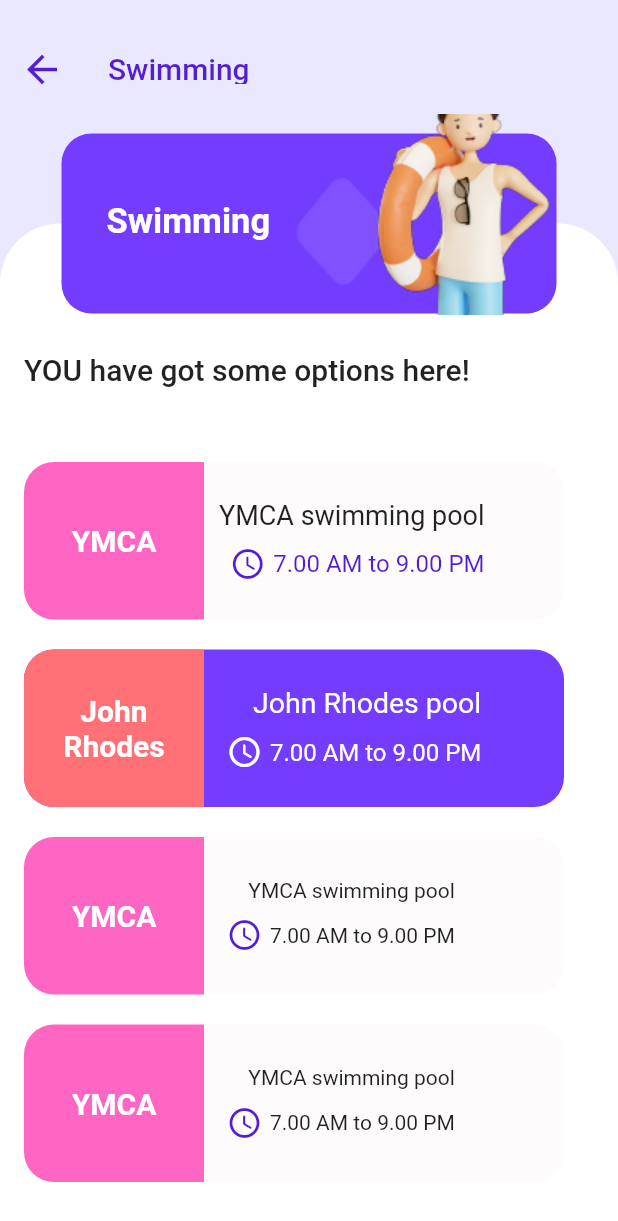
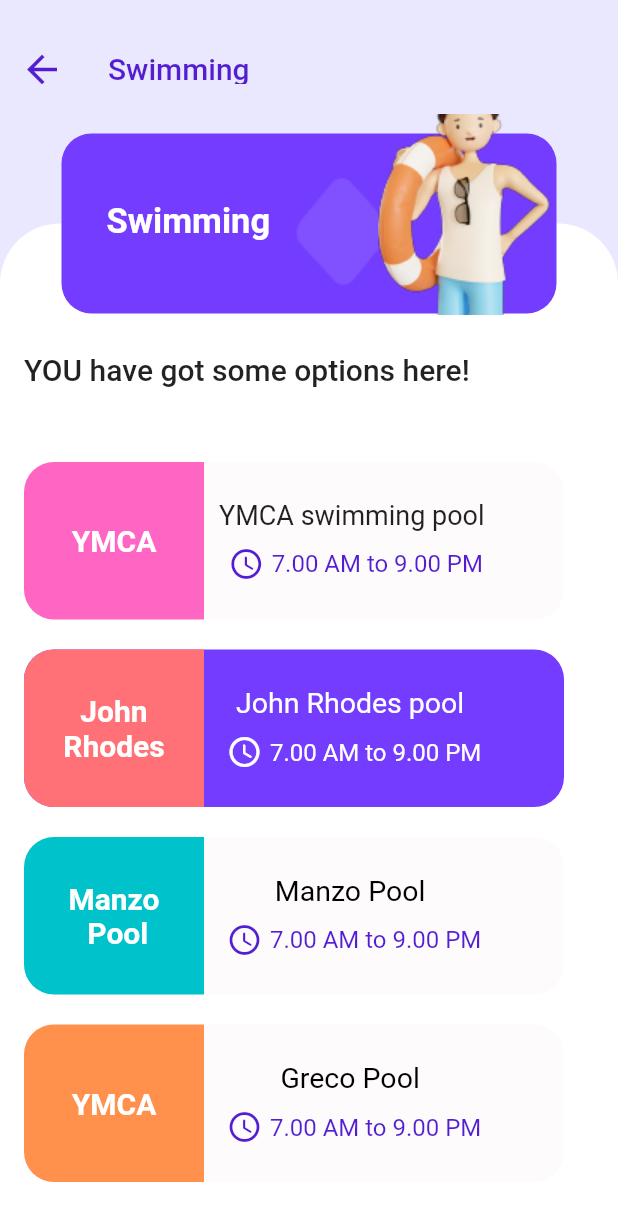
Before and after one commit to NavaneethMukundan/EIZIE, a Flutter app: the screen it shows after launch, scrolled down 77 dp, on a phone screen of 412 x 824 dp. Shown: the top 1221 px of the screen. Run offline on Flutter 3.47's test engine with Material 2 defaults, Android fonts, the phone set to English and light mode, and no system bars.

Commit message:
Sub category completed

```diff
--- a/lib/features/activity/view/sub_category/swimmig_activity.dart
+++ b/lib/features/activity/view/sub_category/swimmig_activity.dart
@@ -98,20 +98,32 @@ class SwimmingCategory extends StatelessWidget {
                           iconColor: mainColor,
                           firstContainerColor:
                               Color.fromARGB(255, 253, 251, 251),
-                          secondContainerColor: Color(0xFFff66c4),
-                          placeName: 'YMCA',
-                          placeDetail: Text('YMCA swimming pool'),
-                          time: Text('7.00 AM to 9.00 PM'),
+                          secondContainerColor: Color(0xFF00c2cb),
+                          placeName: 'Manzo \n Pool',
+                          placeDetail: Text(
+                            'Manzo Pool',
+                            style: TextStyle(fontSize: 19, color: kBlack),
+                          ),
+                          time: Text(
+                            '7.00 AM to 9.00 PM',
+                            style: TextStyle(fontSize: 16, color: mainColor),
+                          ),
                         ),
                         kheight20,
                         SlotWidget(
                           iconColor: mainColor,
                           firstContainerColor:
                               Color.fromARGB(255, 253, 251, 251),
-                          secondContainerColor: Color(0xFFff66c4),
+                          secondContainerColor: Color(0xFFff914d),
                           placeName: 'YMCA',
-                          placeDetail: Text('YMCA swimming pool'),
-                          time: Text('7.00 AM to 9.00 PM'),
+                          placeDetail: Text(
+                            'Greco Pool',
+                            style: TextStyle(fontSize: 19, color: kBlack),
+                          ),
+                          time: Text(
+                            '7.00 AM to 9.00 PM',
+                            style: TextStyle(fontSize: 16, color: mainColor),
+                          ),
                         ),
                         kheight20,
                       ],
@@ -222,7 +234,7 @@ class SlotWidget extends StatelessWidget {
           ),
           Column(
             mainAxisAlignment: MainAxisAlignment.center,
-            crossAxisAlignment: CrossAxisAlignment.end,
+            //crossAxisAlignment: CrossAxisAlignment.end,
             children: [
               Padding(
                 padding: const EdgeInsets.only(left: 10),
```
